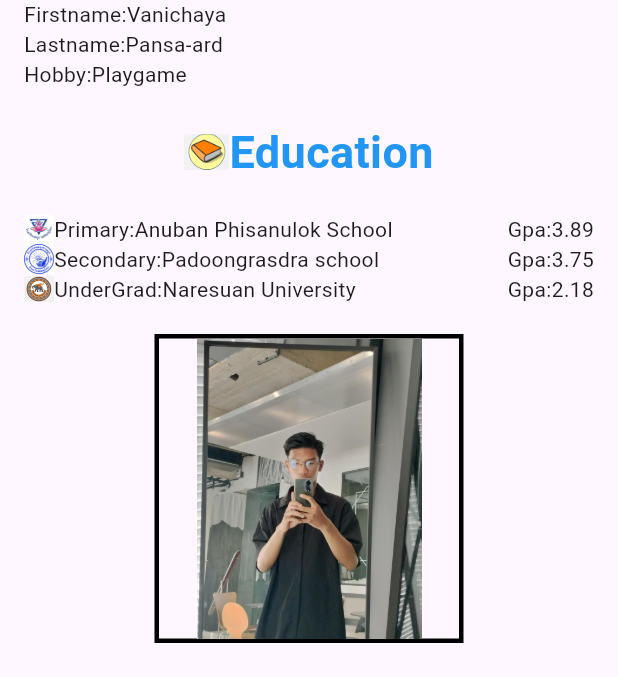
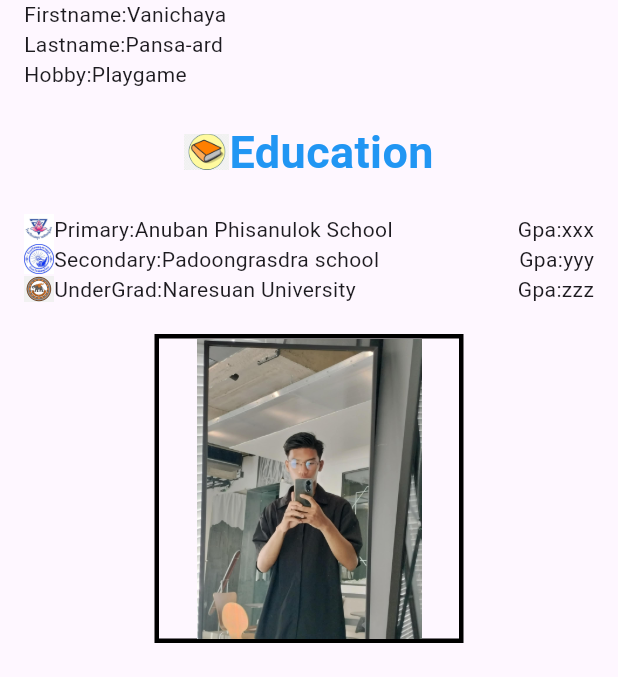
Before and after one commit to Nxirnicx/Nice, a Flutter app: the screen it shows after launch, on a phone screen of 412 x 824 dp, the part 173-850 px from its top. Run offline on Flutter 3.47's test engine with Material 3 defaults, Android fonts, the phone set to English and light mode, and no system bars.

Commit message:
new commt

```diff
--- a/resume/lib/main.dart
+++ b/resume/lib/main.dart
@@ -83,7 +83,7 @@ class C1 extends StatelessWidget {
                         ),
                         Text('Primary:Anuban Phisanulok School'),
                         Spacer(),
-                        Text('Gpa:3.89')
+                        Text('Gpa:xxx')
                       ],
                     ),
                     const Row(
@@ -95,7 +95,7 @@ class C1 extends StatelessWidget {
                         ),
                         Text('Secondary:Padoongrasdra school'),
                         Spacer(),
-                        Text('Gpa:3.75')
+                        Text('Gpa:yyy')
                       ],
                     ),
                     const Row(
@@ -107,7 +107,7 @@ class C1 extends StatelessWidget {
                         ),
                         Text('UnderGrad:Naresuan University'),
                         Spacer(),
-                        Text('Gpa:2.18')
+                        Text('Gpa:zzz')
                       ],
                     ),
                     const SizedBox(
```
